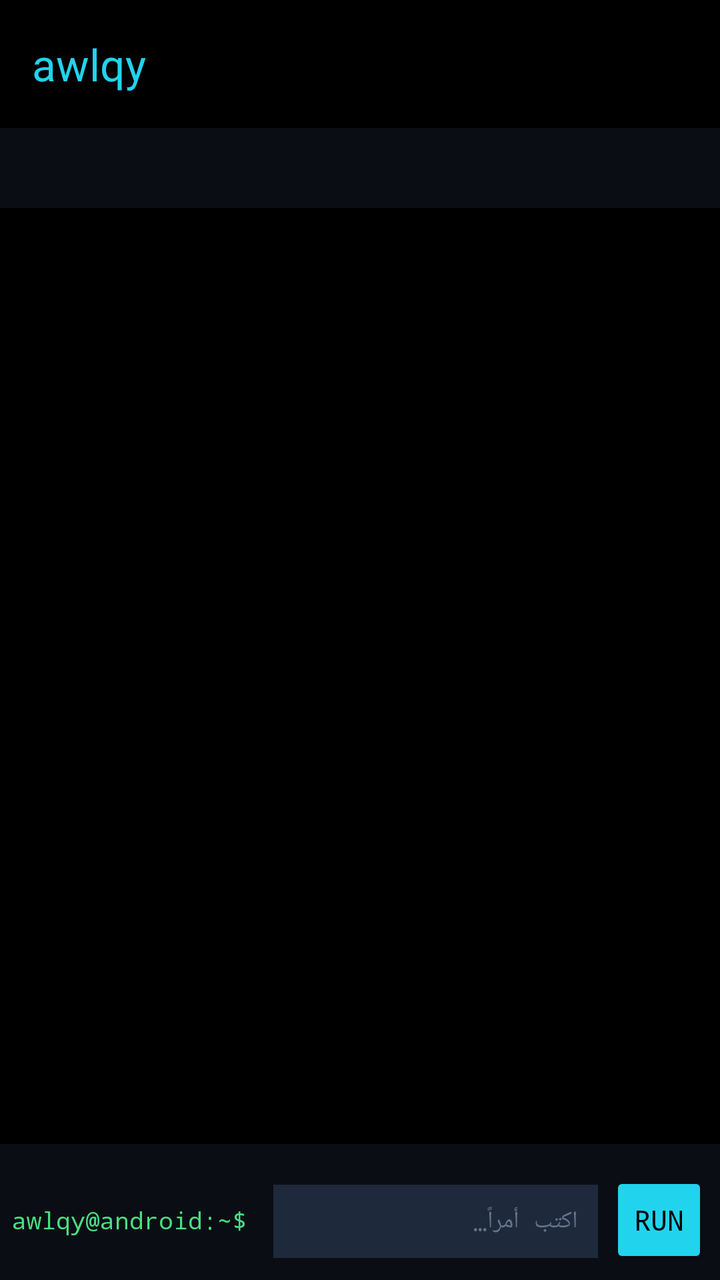
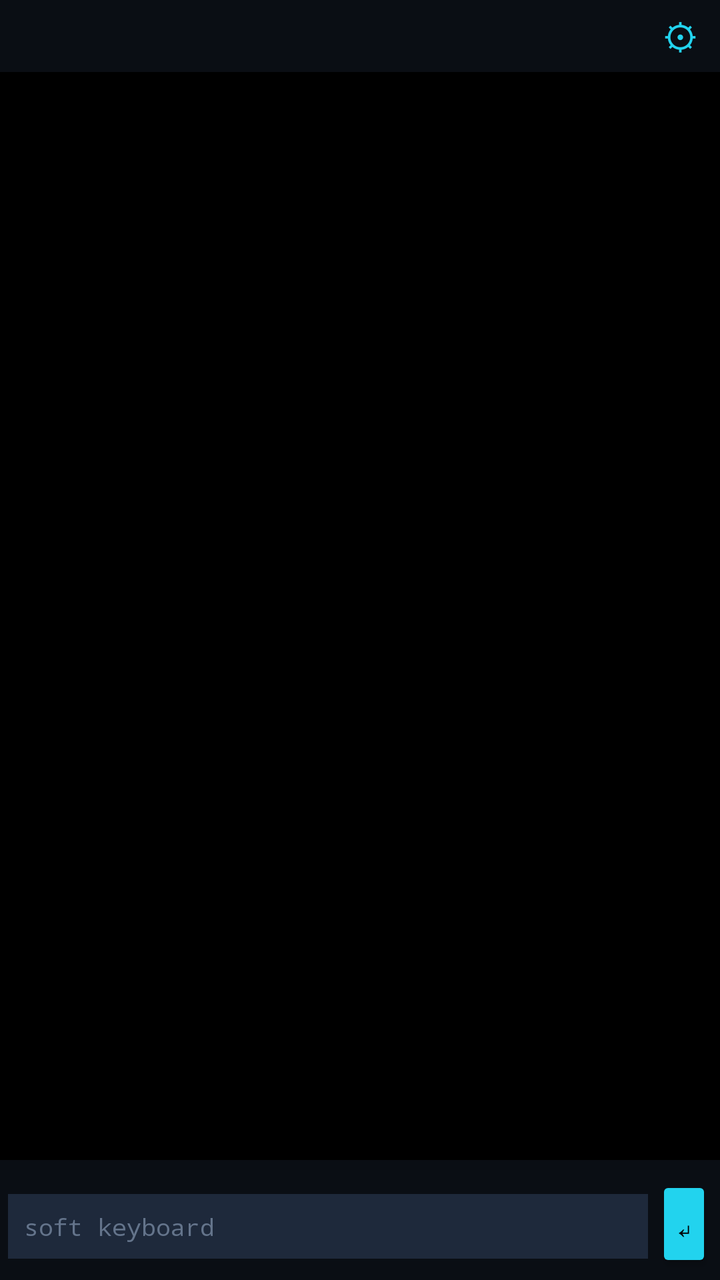

Before-and-after screenshots of an Android layout around one commit, followed by the original layout XML and the change that was made.
<!-- AndroidManifest.xml: application theme Theme.Awlqy -->
<!-- res/layout/activity_main.xml -->
<?xml version="1.0" encoding="utf-8"?>
<FrameLayout xmlns:android="http://schemas.android.com/apk/res/android"
    xmlns:app="http://schemas.android.com/apk/res-auto"
    android:layout_width="match_parent"
    android:layout_height="match_parent"
    android:background="#000000"
    android:fitsSystemWindows="true">

    <TextView
        android:layout_width="match_parent"
        android:layout_height="match_parent"
        android:alpha="0.05"
        android:fontFamily="monospace"
        android:gravity="center"
        android:letterSpacing="0.25"
        android:shadowColor="#22D3EE"
        android:shadowDx="0"
        android:shadowDy="0"
        android:shadowRadius="30"
        android:text="Q · W"
        android:textColor="#22D3EE"
        android:textSize="120sp"
        android:textStyle="bold"/>

    <LinearLayout
        android:layout_width="match_parent"
        android:layout_height="match_parent"
        android:orientation="vertical">

        <com.google.android.material.appbar.MaterialToolbar
            android:id="@+id/toolbar"
            android:layout_width="match_parent"
            android:layout_height="?attr/actionBarSize"
            android:background="#000000"
            app:title="awlqy"
            app:titleTextColor="#22D3EE"/>

        <HorizontalScrollView
            android:layout_width="match_parent"
            android:layout_height="40dp"
            android:background="#0A0E14"
            android:scrollbars="none">

            <LinearLayout
                android:id="@+id/sessionTabs"
                android:layout_width="wrap_content"
                android:layout_height="match_parent"
                android:gravity="center_vertical"
                android:orientation="horizontal"
                android:paddingStart="6dp"
                android:paddingEnd="6dp"/>
        </HorizontalScrollView>

        <ScrollView
            android:id="@+id/consoleScroll"
            android:layout_width="match_parent"
            android:layout_height="0dp"
            android:layout_weight="1"
            android:background="#000000"
            android:fillViewport="true"
            android:padding="8dp"
            android:scrollbars="vertical">

            <TextView
                android:id="@+id/consoleText"
                android:layout_width="match_parent"
                android:layout_height="wrap_content"
                android:fontFamily="monospace"
                android:text=""
                android:textColor="#E2E8F0"
                android:textIsSelectable="true"
                android:textSize="12sp"/>
        </ScrollView>

        <HorizontalScrollView
            android:layout_width="match_parent"
            android:layout_height="wrap_content"
            android:background="#0A0E14"
            android:scrollbars="none">

            <LinearLayout
                android:id="@+id/accessoryBar"
                android:layout_width="wrap_content"
                android:layout_height="wrap_content"
                android:gravity="center_vertical"
                android:orientation="horizontal"
                android:padding="4dp"/>
        </HorizontalScrollView>

        <LinearLayout
            android:layout_width="match_parent"
            android:layout_height="wrap_content"
            android:background="#0A0E14"
            android:orientation="horizontal"
            android:padding="6dp">

            <TextView
                android:id="@+id/promptLabel"
                android:layout_width="wrap_content"
                android:layout_height="wrap_content"
                android:layout_gravity="center_vertical"
                android:fontFamily="monospace"
                android:paddingEnd="6dp"
                android:text="awlqy@android:~$ "
                android:textColor="#4ADE80"
                android:textSize="12sp"/>

            <EditText
                android:id="@+id/inputEdit"
                android:layout_width="0dp"
                android:layout_height="wrap_content"
                android:layout_weight="1"
                android:background="#1E293B"
                android:fontFamily="monospace"
                android:hint="اكتب أمراً…"
                android:imeOptions="actionSend|flagNoFullscreen"
                android:inputType="text|textNoSuggestions|textVisiblePassword|textMultiLine"
                android:maxLines="3"
                android:padding="10dp"
                android:textColor="#E2E8F0"
                android:textColorHint="#64748B"
                android:textSize="12sp"/>

            <Button
                android:id="@+id/runButton"
                android:layout_width="wrap_content"
                android:layout_height="wrap_content"
                android:layout_marginStart="6dp"
                android:backgroundTint="#22D3EE"
                android:fontFamily="monospace"
                android:minWidth="0dp"
                android:paddingStart="12dp"
                android:paddingEnd="12dp"
                android:text="RUN"
                android:textColor="#000000"/>
        </LinearLayout>
    </LinearLayout>
</FrameLayout>
<!-- resources referenced by this layout -->
<resources>
  <style name="Theme.Awlqy" parent="Theme.Material3.Dark.NoActionBar">
          <item name="colorPrimary">@color/awlqy_accent</item>
          <item name="colorOnPrimary">@color/awlqy_bg</item>
          <item name="colorSurface">@color/awlqy_surface</item>
          <item name="colorOnSurface">@color/awlqy_text</item>
          <item name="android:colorBackground">@color/awlqy_bg</item>
          <item name="android:statusBarColor">@color/awlqy_bg</item>
          <item name="android:navigationBarColor">@color/awlqy_bg</item>
          <item name="android:windowLightStatusBar">false</item>
          <item name="android:windowLightNavigationBar" tools:targetApi="27">false</item>
          <item name="android:windowBackground">@color/awlqy_bg</item>
      </style>
  <color name="awlqy_accent">#22D3EE</color>
  <color name="awlqy_bg">#000000</color>
  <color name="awlqy_surface">#0A0E14</color>
  <color name="awlqy_text">#E2E8F0</color>
</resources>

<!-- the commit's change to res/layout/activity_main.xml (unified diff, before → after) -->
@@ -1,6 +1,5 @@
 <?xml version="1.0" encoding="utf-8"?>
 <FrameLayout xmlns:android="http://schemas.android.com/apk/res/android"
-    xmlns:app="http://schemas.android.com/apk/res-auto"
     android:layout_width="match_parent"
     android:layout_height="match_parent"
     android:background="#000000"
@@ -27,29 +26,38 @@
         android:layout_height="match_parent"
         android:orientation="vertical">
 
-        <com.google.android.material.appbar.MaterialToolbar
-            android:id="@+id/toolbar"
+        <LinearLayout
             android:layout_width="match_parent"
-            android:layout_height="?attr/actionBarSize"
-            android:background="#000000"
-            app:title="awlqy"
-            app:titleTextColor="#22D3EE"/>
+            android:layout_height="36dp"
+            android:background="#0A0E14"
+            android:gravity="center_vertical"
+            android:orientation="horizontal">
 
-        <HorizontalScrollView
-            android:layout_width="match_parent"
-            android:layout_height="40dp"
-            android:background="#0A0E14"
-            android:scrollbars="none">
+            <HorizontalScrollView
+                android:layout_width="0dp"
+                android:layout_height="match_parent"
+                android:layout_weight="1"
+                android:scrollbars="none">
 
-            <LinearLayout
-                android:id="@+id/sessionTabs"
-                android:layout_width="wrap_content"
+                <LinearLayout
+                    android:id="@+id/sessionTabs"
+                    android:layout_width="wrap_content"
+                    android:layout_height="match_parent"
+                    android:gravity="center_vertical"
+                    android:orientation="horizontal"
+                    android:paddingStart="6dp"
+                    android:paddingEnd="6dp"/>
+            </HorizontalScrollView>
+
+            <TextView
+                android:id="@+id/gearBtn"
+                android:layout_width="40dp"
                 android:layout_height="match_parent"
-                android:gravity="center_vertical"
-                android:orientation="horizontal"
-                android:paddingStart="6dp"
-                android:paddingEnd="6dp"/>
-        </HorizontalScrollView>
+                android:gravity="center"
+                android:text="⚙"
+                android:textColor="#22D3EE"
+                android:textSize="18sp"/>
+        </LinearLayout>
 
         <ScrollView
             android:id="@+id/consoleScroll"
@@ -58,7 +66,7 @@
             android:layout_weight="1"
             android:background="#000000"
             android:fillViewport="true"
-            android:padding="8dp"
+            android:padding="6dp"
             android:scrollbars="vertical">
 
             <TextView
@@ -72,38 +80,21 @@
                 android:textSize="12sp"/>
         </ScrollView>
 
-        <HorizontalScrollView
+        <LinearLayout
+            android:id="@+id/accessoryContainer"
             android:layout_width="match_parent"
             android:layout_height="wrap_content"
             android:background="#0A0E14"
-            android:scrollbars="none">
-
-            <LinearLayout
-                android:id="@+id/accessoryBar"
-                android:layout_width="wrap_content"
-                android:layout_height="wrap_content"
-                android:gravity="center_vertical"
-                android:orientation="horizontal"
-                android:padding="4dp"/>
-        </HorizontalScrollView>
+            android:orientation="vertical"
+            android:paddingTop="2dp"
+            android:paddingBottom="2dp"/>
 
         <LinearLayout
             android:layout_width="match_parent"
             android:layout_height="wrap_content"
             android:background="#0A0E14"
             android:orientation="horizontal"
-            android:padding="6dp">
-
-            <TextView
-                android:id="@+id/promptLabel"
-                android:layout_width="wrap_content"
-                android:layout_height="wrap_content"
-                android:layout_gravity="center_vertical"
-                android:fontFamily="monospace"
-                android:paddingEnd="6dp"
-                android:text="awlqy@android:~$ "
-                android:textColor="#4ADE80"
-                android:textSize="12sp"/>
+            android:padding="4dp">
 
             <EditText
                 android:id="@+id/inputEdit"
@@ -112,27 +103,29 @@
                 android:layout_weight="1"
                 android:background="#1E293B"
                 android:fontFamily="monospace"
-                android:hint="اكتب أمراً…"
-                android:imeOptions="actionSend|flagNoFullscreen"
+                android:hint="soft keyboard"
+                android:imeOptions="flagNoEnterAction|flagNoExtractUi"
                 android:inputType="text|textNoSuggestions|textVisiblePassword|textMultiLine"
-                android:maxLines="3"
-                android:padding="10dp"
+                android:maxLines="4"
+                android:minLines="1"
+                android:padding="8dp"
                 android:textColor="#E2E8F0"
                 android:textColorHint="#64748B"
                 android:textSize="12sp"/>
 
             <Button
-                android:id="@+id/runButton"
+                android:id="@+id/sendButton"
                 android:layout_width="wrap_content"
                 android:layout_height="wrap_content"
-                android:layout_marginStart="6dp"
+                android:layout_marginStart="4dp"
                 android:backgroundTint="#22D3EE"
                 android:fontFamily="monospace"
                 android:minWidth="0dp"
-                android:paddingStart="12dp"
-                android:paddingEnd="12dp"
-                android:text="RUN"
-                android:textColor="#000000"/>
+                android:paddingStart="10dp"
+                android:paddingEnd="10dp"
+                android:text="↵"
+                android:textColor="#000000"
+                android:textSize="16sp"/>
         </LinearLayout>
     </LinearLayout>
 </FrameLayout>
